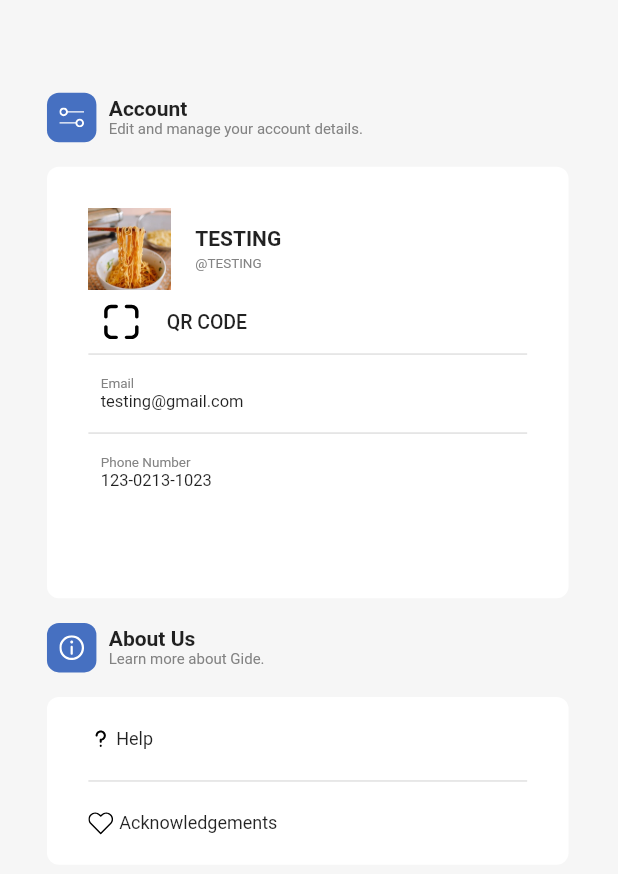
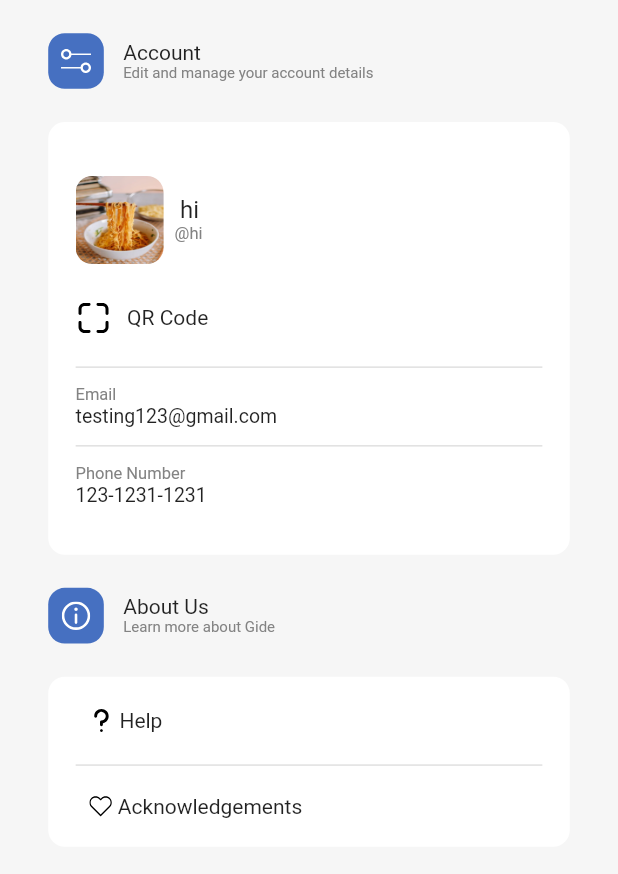
Before and after one commit to Nastalgua/gide, a Flutter app: the ProfilePage screen opened by its route, on a phone screen of 412 x 824 dp. Shown: the top 874 px of the screen. Run offline on Flutter 3.47's test engine with Material 2 defaults, Android fonts, the light colour scheme and no system bars; our stand-ins replace bloc, cloud_firestore, equatable, firebase_auth, firebase_core, flutter_bloc and 5 more; missing offline and left inert: flutter_config, geoflutterfire, google_place; accounts and stored records are empty.

Commit message:
removed unnecessary padding from profile page

```diff
--- a/lib/screens/auth/page/profile.dart
+++ b/lib/screens/auth/page/profile.dart
@@ -1,3 +1,4 @@
+import 'package:flutter/cupertino.dart';
 import 'package:flutter/material.dart';
 import 'package:flutter_svg/flutter_svg.dart';
 import 'package:gide/widgets/navbar.dart';
@@ -16,17 +17,20 @@ class ProfilePage extends StatelessWidget{
           children: [
             Container(
               height: height,
-              child: Padding(
-                padding: EdgeInsets.only(left: width * .076, top: height * .055),
-                child: Column(
-                  children: [
-                    textAndIcon(height, width, 'Account', 'Edit and manage your account details.', 'assets/icons/profile/settings.svg'),
-                    profileBox(height, width, 'TESTING', 'TESTING', '123-0213-1023', 'testing@gmail.com'),
-                    textAndIcon(height, width, 'About Us', 'Learn more about Gide.', 'assets/icons/profile/info.svg'),
-                    aboutUsBox(height, width)
-                  ],
+              child: Center(
+                  child: Container(
+                    width: width * .844,
+                    child: Column(
+                      children: [
+                        textAndIcon(true, height, width, 'Account', 'Edit and manage your account details', 'assets/icons/profile/settings.svg'),
+                        profileBox(height, width, 'hi', 'hi', '123-1231-1231', "testing123@gmail.com"),
+                        textAndIcon(false, height, width, 'About Us', 'Learn more about Gide', 'assets/icons/profile/info.svg'),
+                        aboutUsBox(height, width)
+                      ],
+                    ),
+                  ),
                 ),
-              ),
+
             ),
           ],
         ),
@@ -34,274 +38,299 @@ class ProfilePage extends StatelessWidget{
     );
   }
 
-  Widget textAndIcon(double height, double width, String top, String bottom, String icon){
-    return Row(
-      children: [
-        Padding(
-          padding: EdgeInsets.only(right: width * .02, top: height * .02, bottom: height * .02),
-          child: Container(
-            decoration: BoxDecoration(
-              color: Color(0xFF4670C1),
-              borderRadius: BorderRadius.circular(8)
-            ),
-            height: width * .08,
-            width: width * .08,
-            child: Padding(
-              padding: EdgeInsets.all(width * .02),
-              child: SvgPicture.asset(icon),
-            )
+  Widget textAndIcon(bool topArea, double height, double width, String top, String bottom, String icon){
+    return SafeArea(
+      top: topArea,
+      child: Container(
+        height: height * .09875,
+        child: Center(
+          child: Row(
+            crossAxisAlignment: CrossAxisAlignment.center,
+            children: [
+              Container(
+                height: width * .09,
+                width: width * .09,
+                decoration: BoxDecoration(
+                  borderRadius: BorderRadius.circular(11),
+                  color: Color(0xFF4670C1),
+                ),
+                child: SvgPicture.asset(
+                    icon,
+                    fit: BoxFit.scaleDown
+                  ),
+              ),
+              Container(
+                width: width * .5694,
+                child: Align(
+                  alignment: Alignment.centerRight,
+                  child: Container(
+                    width: width * .538,
+                    child: Column(
+                        mainAxisAlignment: MainAxisAlignment.center,
+                        children: [
+                          Align(
+                            alignment: Alignment.centerLeft,
+                            child: Text(
+                              top
+                            ),
+                          ),
+                          Align(
+                            alignment: Alignment.centerLeft,
+                            child: Text(
+                              bottom,
+                              style: TextStyle(
+                                fontSize: 10,
+                                color: Color(0xFF838383),
+                              ),
+                            ),
+                          )
+                        ],
+                      ),
+                  ),
+                ),
+
+              )
+
+            ],
           )
-        ),
-        Expanded(
-          child: Column(
-            crossAxisAlignment: CrossAxisAlignment.start,
-            children: [
-              Text(
-                top,
-                style: const TextStyle(
-                  fontWeight: FontWeight.w600
-                ),
-              ),
-              Text(
-                bottom,
-                style: const TextStyle(
-                  fontSize: 10,
-                  color: Color(0xFF838383),
-                )
-              )
-            ],
-          ),
         )
-      ],
+      )
     );
   }
 
   Widget profileBox(double height, double width, String user, String name, String phoneNumber, String email){
-    return Align(
-      alignment: Alignment.centerLeft,
+    return Flexible(
       child: Container(
-        width:  width * .844,
-        height: height * .349,
+        height: height * .35,
+        width: width * .844,
         decoration: BoxDecoration(
-          color: const Color(0xFFFFFFFF),
-           borderRadius: BorderRadius.circular(8)
+          color: Color(0xFFFFFFFF),
+          borderRadius: BorderRadius.circular(11)
         ),
-        child: Padding(
-            padding: EdgeInsets.only(top: width * .067, left: width * .067, right: width * .067),
+        child: Center(
+          child: Container(
+            height: height* .3,
+
             child: Column(
+              mainAxisAlignment: MainAxisAlignment.spaceEvenly,
               children: [
-                Row(
-                  children: [
-                    Padding(
-                      padding: EdgeInsets.only(right: width * .04),
-                      child: Container(
-                        height: width * .133,
-                        width: width * .133,
-                        decoration: BoxDecoration(
-                          borderRadius: BorderRadius.circular(11)
+                //pic user and name
+                Container(
+                  height: height *.08,
+                  width: width * .7556,
+                  child: Row(
+                    children: [
+                      Container(
+                        height: height* .07125,
+                        width: height * .07125,
+                        child: ClipRRect(
+                          borderRadius: BorderRadius.circular(11),
+                          child: Image.asset(
+                                'assets/images/noodles.png',
+                                fit: BoxFit.fill
+                              ),
+                        )
+
+                      ),
+                      SizedBox(
+                        width: width * .01125
+                      ),
+                      Container(
+
+                        child: Column(
+                          mainAxisAlignment: MainAxisAlignment.center,
+                          children: [
+                            Align(
+                              alignment: Alignment.centerLeft,
+                              child: Text(
+                                ' ' + name,
+                                style: TextStyle(
+                                  fontSize: 16
+                                )
+                              ),
+                            ),
+                            Text(
+                              ' @' + user,
+                              style: TextStyle(
+                                fontSize: 11,
+                                color: Color(0xFF838383)
+                              )
+                            )
+                          ],
                         ),
-                        child: const Image(
-                          image: AssetImage('assets/images/noodles.png'),
-                          fit: BoxFit.cover
-                        )
                       )
-                    ),
-                    Column(
-                      crossAxisAlignment: CrossAxisAlignment.start,
-                      mainAxisAlignment: MainAxisAlignment.spaceBetween,
-                      children: [
-                        Padding(
-                          padding: EdgeInsets.only(bottom: height * .005),
-                          child: Text(
-                            name,
-                            style: const TextStyle(
-                              fontWeight: FontWeight.w600,
-                            )
-                          ),
-                        ),
-                        Text(
-                          '@' + user,
-                          style: const TextStyle(
-                            fontSize: 9,
-                            color: Color(0xFF838383),
-                          )
-                        )
-                      ],
-                    )
-                  ],
+                    ],
+                  ),
+
+
                 ),
-                //qrcode
-                Padding(
-                  padding: EdgeInsets.only(top: width * .0175, bottom: width * .0175),
+
+                Container(
+                  height: height * .05,
+                  width: width * .7556,
                   child: Row(
                     crossAxisAlignment: CrossAxisAlignment.center,
                     children: [
-                      Padding(
-                        padding: EdgeInsets.only(left: width * .02, right: width * .04 ),
-                        child: Container(
-                          height: width * .0667,
-                          width: width * .0667,
-                          child: SvgPicture.asset('assets/icons/profile/qrcode.svg')
-                        )
+                      Container(
+                       child: SvgPicture.asset('assets/icons/profile/qrcode.svg')
+
                       ),
-                      const Text(
-                        'QR CODE',
-                        style: TextStyle(
-                          fontWeight: FontWeight.w500,
-                          fontSize: 13
-                        )
-                      ),
+                      Text(
+                        '   QR Code'
+                      )
                     ],
-                  ),
+                  )
                 ),
 
-                const Divider(
+                Divider(
                   height: 1,
                   thickness: 1,
+                  indent: width * .0444,
+                  endIndent: width * .0444,
                 ),
 
-                Padding(
-                  padding: EdgeInsets.only(left: width * .02, top: height * .0168, bottom: height * .0168),
+                Container(
+                  width: width * .7556,
                   child: Column(
                     children: [
                       Align(
                         alignment: Alignment.centerLeft,
                         child: Text(
-                          'Email',
+                         'Email',
                           style: TextStyle(
-                            fontSize: 9,
-                            color: Color(0xFF838383),
-                          ),
+                            fontSize: 11,
+                            color: Color(0xFF838383)
+                          )
                         ),
                       ),
                       Align(
                         alignment: Alignment.centerLeft,
                         child: Text(
-                          email,
+                         email,
                           style: TextStyle(
-                            fontSize: 11
+                            fontSize: 13,
+
                           )
-                        )
+                        ),
+                      )
+                    ],
+                  ),
+                ),
+
+                Divider(
+                  height: 1,
+                  thickness: 1,
+                  indent: width * .0444,
+                  endIndent: width * .0444,
+                ),
+
+                Container(
+                  width: width * .7556,
+                  child: Column(
+                    children: [
+                      Align(
+                        alignment: Alignment.centerLeft,
+                        child: Text(
+                         'Phone Number',
+                          style: TextStyle(
+                            fontSize: 11,
+                            color: Color(0xFF838383)
+                          )
+                        ),
                       ),
+                      Align(
+                        alignment: Alignment.centerLeft,
+                        child: Text(
+                          phoneNumber,
+                          style: TextStyle(
+                            fontSize: 13,
+
+                          )
+                        ),
+                      )
                     ],
                   ),
                 ),
 
 
-                const Divider(
-                  height: 1,
-                  thickness: 1,
-                ),
-
-                Expanded(
-                  child: Padding(
-                    padding: EdgeInsets.only(left: width * .02, top: height * .0168),
-                    child: Column(
-                      children: [
-                        Align(
-                          alignment: Alignment.centerLeft,
-                          child: Text(
-                            'Phone Number',
-                            style: TextStyle(
-                              fontSize: 9,
-                              color: Color(0xFF838383),
-                            ),
-                          ),
-                        ),
-                        Align(
-                          alignment: Alignment.centerLeft,
-                          child: Text(
-                            phoneNumber,
-                            style: TextStyle(
-                              fontSize: 11
-                            )
-                          )
-                        ),
-                      ],
-                    ),
-                  ),
-                ),
-
               ],
             ),
-          )
-
+          ),
+        )
       ),
     );
   }
 
   Widget aboutUsBox(double height, double width){
-    return Align(
-      alignment: Alignment.centerLeft,
-      child: Container(
-        width:  width * .844,
-        height: height * .1357,
-        decoration: BoxDecoration(
-          color: Color(0xFFFFFFFF),
-           borderRadius: BorderRadius.circular(8)
-        ),
-        child: Padding(
-          padding: EdgeInsets.only(left: width * .067, right: width * .067),
+    return Container(
+      height: height * .1375,
+      width: width * .844,
+      decoration: BoxDecoration(
+        color: Color(0xFFFFFFFF),
+        borderRadius: BorderRadius.circular(11),
+      ),
+      child: Center(
+        child: Container(
+          width: width * 7556,
           child: Column(
             mainAxisAlignment: MainAxisAlignment.spaceEvenly,
             children: [
 
-              //pfp + name + user
-              Expanded(
-                child: Row(
-                  crossAxisAlignment: CrossAxisAlignment.center,
+              Container(
+                width: width * .73,
+                height: height * .028,
+                child: Align(
+                  alignment: Alignment.centerLeft,
+                  child: Row(
+                      children: [
+                        Container(
+                        height: height * .0285,
+                        child: Center(child: SvgPicture.asset('assets/icons/profile/question.svg'))
+                        ),
+                        Text(
+                          'Help',
+                          style: TextStyle(
+                            fontSize: 14
 
-                  children: [
+                          ),
+                        )
+                      ],
+                    ),
 
-                    Padding(
-                      padding: EdgeInsets.only(right: width * .005),
-                      child: Container(
-                        height: width * .04,
-                        width: width * .04,
-                        child: SvgPicture.asset('assets/icons/profile/question.svg')
-                      ),
-                    ),
-                    Text(
-                      'Help',
-                      style: TextStyle(
-                        fontSize: 12
-                      ),
-                    ),
-                  ],
                 ),
               ),
-              const Divider(
-                  height: 1,
-                  thickness: 1,
+              Divider(
+                height: 1,
+                thickness: 1,
+                indent: width * .0444,
+                endIndent: width * .0444,
               ),
-              Expanded(
-                child: Row(
-                  crossAxisAlignment: CrossAxisAlignment.center,
-                  children: [
+              Container(
+                width: width * .73,
+                child: Align(
+                  alignment: Alignment.centerLeft,
+                  child: Row(
+                      children: [
+                        Container(
+                          height: height * .0225,
+                          width: width * .0556,
+                          child: Center(child: SvgPicture.asset('assets/icons/profile/heart.svg'))
+                        ),
+                        Text(
+                          'Acknowledgements',
+                          style: TextStyle(
+                            fontSize: 14
 
-                    Padding(
-                      padding: EdgeInsets.only(right: width * .01),
-                      child: Container(
-                        height: width * .04,
-                        width: width * .04,
-                        child: SvgPicture.asset('assets/icons/profile/heart.svg')
-                      ),
-                    ),
-
-                    Text(
-                      'Acknowledgements',
-                      style: TextStyle(
-                        fontSize: 12
-                      ),
-                    ),
-
-                  ],
+                          ),
+                        )
+                      ],
+                  ),
                 ),
               ),
             ],
-          )
-        )
-      ),
+          ),
+        ),
+      )
     );
   }
 }
```
